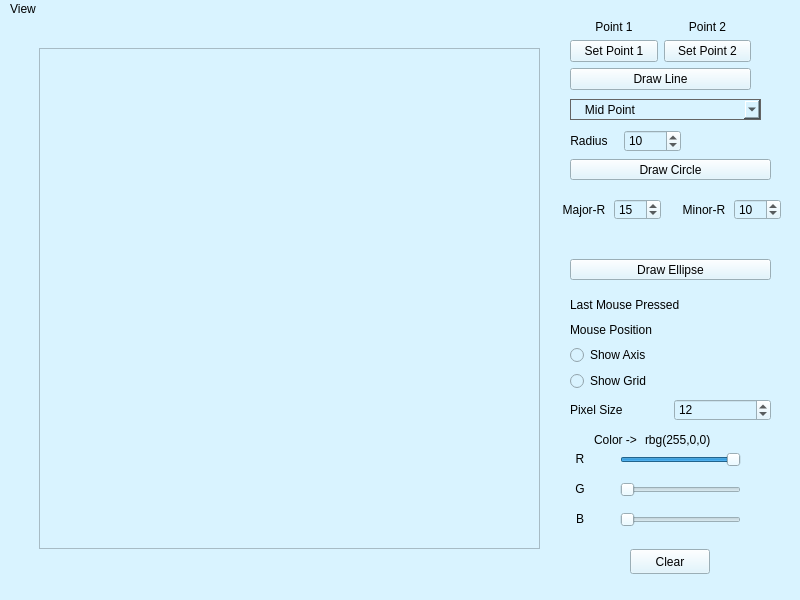
Old version of the form Computer Graphics/Arko/mainwindow.ui in the repository Soumalya1857/Assignment-5th-sem.
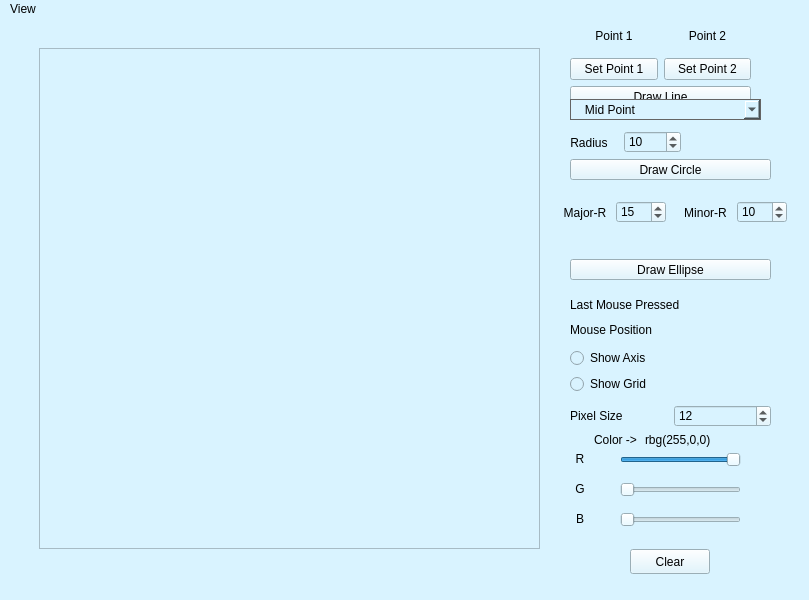
New version of the form. Custom widgets are drawn as their Qt base class.

What changed in the file:
```diff
--- a/Computer Graphics/Arko/mainwindow.ui
+++ b/Computer Graphics/Arko/mainwindow.ui
@@ -6,7 +6,7 @@
    <rect>
     <x>0</x>
     <y>0</y>
-    <width>800</width>
+    <width>809</width>
     <height>600</height>
    </rect>
   </property>
@@ -65,7 +65,7 @@
       <x>570</x>
       <y>324</y>
       <width>201</width>
-      <height>81</height>
+      <height>89</height>
      </rect>
     </property>
     <layout class="QVBoxLayout" name="verticalLayout_2">
@@ -122,7 +122,7 @@
       <x>570</x>
       <y>0</y>
       <width>181</width>
-      <height>71</height>
+      <height>89</height>
      </rect>
     </property>
     <layout class="QVBoxLayout" name="verticalLayout_6">
@@ -296,7 +296,7 @@
       <x>560</x>
       <y>110</y>
       <width>121</width>
-      <height>24</height>
+      <height>27</height>
      </rect>
     </property>
     <layout class="QHBoxLayout" name="horizontalLayout_8">
@@ -483,8 +483,8 @@
      <rect>
       <x>560</x>
       <y>180</y>
-      <width>101</width>
-      <height>21</height>
+      <width>106</width>
+      <height>27</height>
      </rect>
     </property>
     <layout class="QHBoxLayout" name="horizontalLayout">
@@ -512,8 +512,8 @@
      <rect>
       <x>680</x>
       <y>180</y>
-      <width>101</width>
-      <height>21</height>
+      <width>107</width>
+      <height>27</height>
      </rect>
     </property>
     <layout class="QHBoxLayout" name="horizontalLayout_7">
@@ -577,8 +577,8 @@
     <rect>
      <x>0</x>
      <y>0</y>
-     <width>800</width>
-     <height>21</height>
+     <width>809</width>
+     <height>22</height>
     </rect>
    </property>
    <widget class="QMenu" name="menuCreate_New">
```
